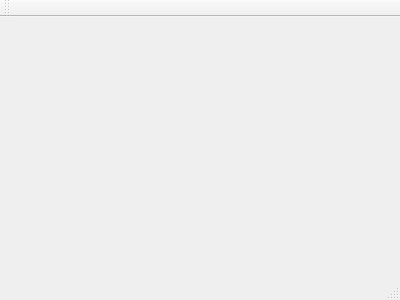
Old version of the form mainwindow.ui in the repository lisitsynSA/GameOfManyLives.
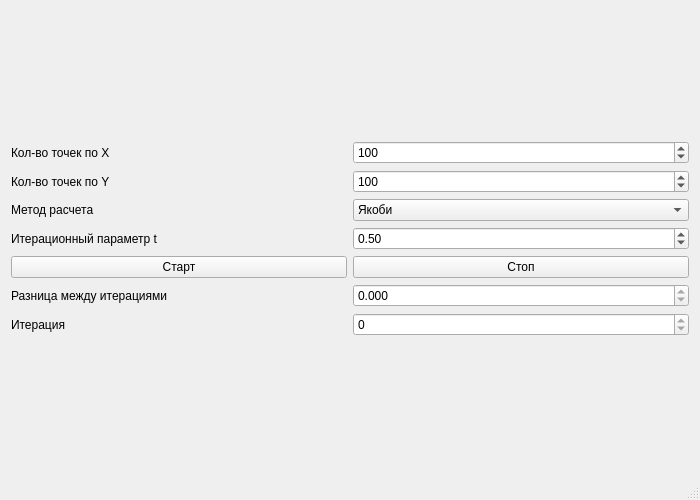
New version of the form.

```diff
--- a/mainwindow.ui
+++ b/mainwindow.ui
@@ -1,24 +1,185 @@
 <ui version="4.0">
  <class>MainWindow</class>
- <widget class="QMainWindow" name="MainWindow" >
-  <property name="geometry" >
+ <widget class="QMainWindow" name="MainWindow">
+  <property name="geometry">
    <rect>
     <x>0</x>
     <y>0</y>
-    <width>400</width>
-    <height>300</height>
+    <width>700</width>
+    <height>500</height>
    </rect>
   </property>
-  <property name="windowTitle" >
-   <string>MainWindow</string>
+  <property name="maximumSize">
+   <size>
+    <width>700</width>
+    <height>500</height>
+   </size>
   </property>
-  <widget class="QMenuBar" name="menuBar" />
-  <widget class="QToolBar" name="mainToolBar" />
-  <widget class="QWidget" name="centralWidget" />
-  <widget class="QStatusBar" name="statusBar" />
+  <property name="windowTitle">
+   <string>Стационарная задача теплопроводности</string>
+  </property>
+  <widget class="QWidget" name="centralWidget">
+   <layout class="QGridLayout" name="gridLayout_2">
+    <item row="0" column="1">
+     <layout class="QGridLayout" name="gridLayout">
+      <item row="0" column="0">
+       <widget class="QLabel" name="label_3">
+        <property name="text">
+         <string>Кол-во точек по X</string>
+        </property>
+       </widget>
+      </item>
+      <item row="2" column="0">
+       <widget class="QLabel" name="label_4">
+        <property name="text">
+         <string>Кол-во точек по Y</string>
+        </property>
+       </widget>
+      </item>
+      <item row="5" column="0">
+       <widget class="QPushButton" name="startButton">
+        <property name="text">
+         <string>Старт</string>
+        </property>
+       </widget>
+      </item>
+      <item row="7" column="1">
+       <widget class="QDoubleSpinBox" name="deltaBox">
+        <property name="enabled">
+         <bool>true</bool>
+        </property>
+        <property name="readOnly">
+         <bool>true</bool>
+        </property>
+        <property name="decimals">
+         <number>3</number>
+        </property>
+        <property name="maximum">
+         <double>1000000.000000000000000</double>
+        </property>
+       </widget>
+      </item>
+      <item row="0" column="1">
+       <widget class="QSpinBox" name="XpointBox">
+        <property name="minimum">
+         <number>1</number>
+        </property>
+        <property name="maximum">
+         <number>999999</number>
+        </property>
+        <property name="value">
+         <number>100</number>
+        </property>
+       </widget>
+      </item>
+      <item row="4" column="0">
+       <widget class="QLabel" name="label">
+        <property name="text">
+         <string>Итерационный параметр t</string>
+        </property>
+       </widget>
+      </item>
+      <item row="4" column="1">
+       <widget class="QDoubleSpinBox" name="tauBox">
+        <property name="decimals">
+         <number>2</number>
+        </property>
+        <property name="maximum">
+         <double>1.000000000000000</double>
+        </property>
+        <property name="singleStep">
+         <double>0.100000000000000</double>
+        </property>
+        <property name="value">
+         <double>0.500000000000000</double>
+        </property>
+       </widget>
+      </item>
+      <item row="5" column="1">
+       <widget class="QPushButton" name="stopButton">
+        <property name="text">
+         <string>Стоп</string>
+        </property>
+       </widget>
+      </item>
+      <item row="2" column="1">
+       <widget class="QSpinBox" name="YpointBox">
+        <property name="minimum">
+         <number>1</number>
+        </property>
+        <property name="maximum">
+         <number>999999</number>
+        </property>
+        <property name="value">
+         <number>100</number>
+        </property>
+       </widget>
+      </item>
+      <item row="3" column="1">
+       <widget class="QComboBox" name="methodBox">
+        <item>
+         <property name="text">
+          <string>Якоби</string>
+         </property>
+        </item>
+        <item>
+         <property name="text">
+          <string>Зейделя</string>
+         </property>
+        </item>
+        <item>
+         <property name="text">
+          <string>Верхняя релаксация</string>
+         </property>
+        </item>
+        <item>
+         <property name="text">
+          <string>Test</string>
+         </property>
+        </item>
+       </widget>
+      </item>
+      <item row="8" column="1">
+       <widget class="QSpinBox" name="iterationBox">
+        <property name="readOnly">
+         <bool>true</bool>
+        </property>
+        <property name="maximum">
+         <number>999999999</number>
+        </property>
+       </widget>
+      </item>
+      <item row="8" column="0">
+       <widget class="QLabel" name="label_2">
+        <property name="text">
+         <string>Итерация</string>
+        </property>
+       </widget>
+      </item>
+      <item row="7" column="0">
+       <widget class="QLabel" name="label_6">
+        <property name="text">
+         <string>Разница между итерациями</string>
+        </property>
+       </widget>
+      </item>
+      <item row="3" column="0">
+       <widget class="QLabel" name="label_5">
+        <property name="text">
+         <string>Метод расчета</string>
+        </property>
+       </widget>
+      </item>
+     </layout>
+    </item>
+    <item row="0" column="0">
+     <layout class="QVBoxLayout" name="plotLayout"/>
+    </item>
+   </layout>
+  </widget>
+  <widget class="QStatusBar" name="statusBar"/>
  </widget>
- <layoutDefault spacing="6" margin="11" />
- <pixmapfunction></pixmapfunction>
+ <layoutdefault spacing="6" margin="11"/>
  <resources/>
  <connections/>
 </ui>
```
Left out of the diff: 1 changed line with no effect on the pictures.
